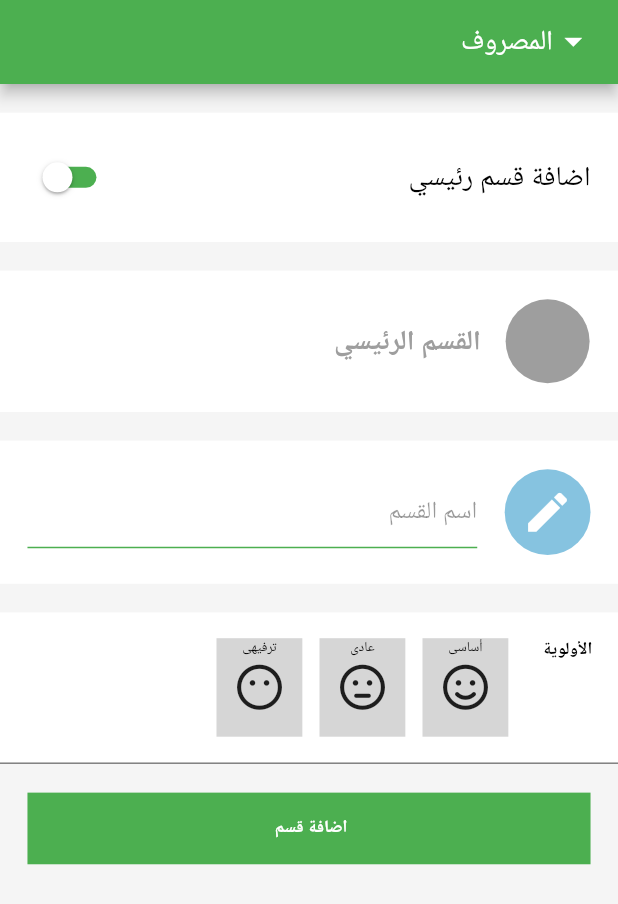
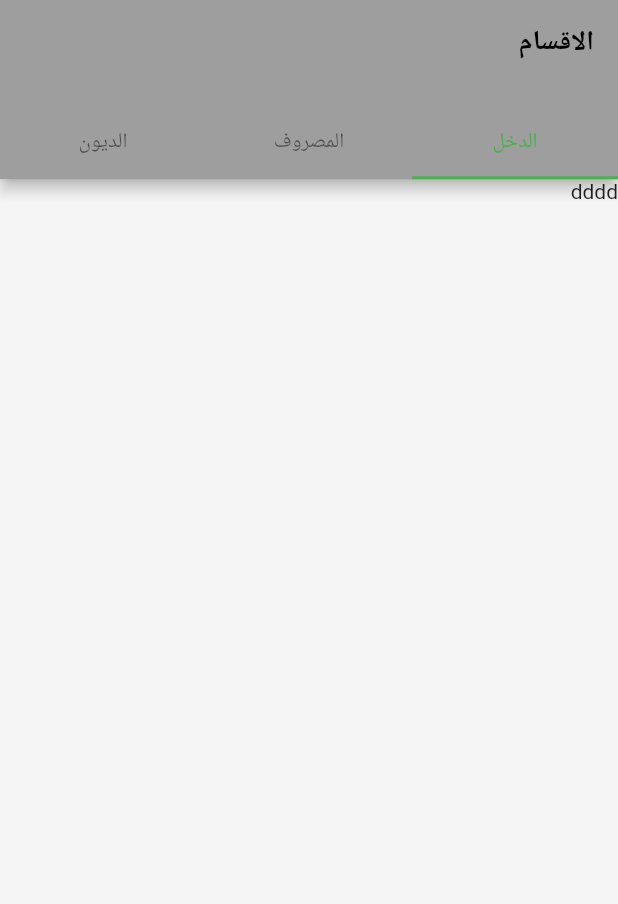
Before and after one commit to Basel85/masaref, a Flutter app: the screen it shows after launch, on a phone screen of 412 x 824 dp. Shown: the top 904 px of the screen. Run offline on Flutter 3.47's test engine with Material 2 defaults, Android fonts, the phone set to English and light mode, and no system bars; our stand-ins replace flutter_bloc, flutter_screenutil, font_awesome_flutter, google_fonts, shared_preferences; Roboto replaces fonts that are missing (Cairo).

Commit message:
categories screen done

```diff
--- a/lib/core/widgets/custom_app_bar.dart
+++ b/lib/core/widgets/custom_app_bar.dart
@@ -6,23 +6,30 @@ class CustomAppBar extends StatelessWidget implements PreferredSizeWidget {
   final List<Widget>? actions;
   final Color backgroundColor;
   final Widget? leading;
+  final PreferredSizeWidget? bottom;
+  final double sizeFromHeight;
   const CustomAppBar(
       {super.key,
       required this.title,
       this.actions,
       this.backgroundColor = AppColors.primaryColor,
-      this.leading});
+      this.leading,
+      this.bottom,
+      this.sizeFromHeight = kToolbarHeight});
 
   @override
   Widget build(BuildContext context) {
     return AppBar(
+
+      surfaceTintColor: backgroundColor,
       leading: leading,
       backgroundColor: backgroundColor,
       title: title,
       actions: actions,
+      bottom: bottom,
     );
   }
 
   @override
-  Size get preferredSize => const Size.fromHeight(kToolbarHeight);
+  Size get preferredSize => Size.fromHeight(sizeFromHeight);
 }
--- a/lib/features/add_new_category/presentation/add_new_category_screen.dart
+++ b/lib/features/add_new_category/presentation/add_new_category_screen.dart
@@ -1,13 +1,13 @@
 import 'package:flutter/material.dart';
 import 'package:flutter_bloc/flutter_bloc.dart';
 import 'package:flutter_screenutil/flutter_screenutil.dart';
-import 'package:masaref/core/utils/app_colors.dart';
 import 'package:masaref/core/utils/enums.dart';
 import 'package:masaref/core/widgets/custom_app_bar.dart';
 import 'package:masaref/core/widgets/custom_button.dart';
 import 'package:masaref/features/add_new_category/cubits/get_main_type_of_transaction/get_main_type_of_transaction_cubit.dart';
 import 'package:masaref/features/add_new_category/cubits/get_main_type_of_transaction/get_main_type_of_transaction_states.dart';
 import 'package:masaref/features/add_new_category/presentation/widgets/add_new_category_switch.dart';
+import 'package:masaref/features/add_new_category/presentation/widgets/app_bar_drop_down_button.dart';
 import 'package:masaref/features/add_new_category/presentation/widgets/main_category.dart';
 import 'package:masaref/features/add_new_category/presentation/widgets/name_of_category_or_subcategory.dart';
 import 'package:masaref/features/mo3amala/presentation/view/widgets/importance_section.dart';
@@ -20,87 +20,7 @@ class AddNewCategoryScreen extends StatelessWidget {
     return Directionality(
       textDirection: TextDirection.rtl,
       child: Scaffold(
-        appBar: CustomAppBar(
-          title: GestureDetector(
-            onTap: () {
-              showModalBottomSheet(
-                  context: context,
-                  builder: (_) {
-                    return Directionality(
-                      textDirection: TextDirection.rtl,
-                      child: Column(
-                        mainAxisSize: MainAxisSize.min,
-                        crossAxisAlignment: CrossAxisAlignment.start,
-                        children: [
-                          ...List.generate(
-                            GetMainTypeOfTransactionCubit.get(context)
-                                .types
-                                .length,
-                            (index) => GestureDetector(
-                              onTap: () {
-                                GetMainTypeOfTransactionCubit.get(context)
-                                    .getTheMainTypeOfTransaction(
-                                        GetMainTypeOfTransactionCubit.get(
-                                                context)
-                                            .types
-                                            .keys
-                                            .toList()[index]);
-                                Navigator.pop(context);
-                              },
-                              child: Container(
-                                width: double.infinity,
-                                padding: EdgeInsets.symmetric(
-                                    horizontal: 16.w, vertical: 16.h),
-                                decoration: BoxDecoration(
-                                  color: AppColors.colorWhite,
-                                  border: Border(
-                                    bottom: BorderSide(
-                                      color: Colors.grey[300]!,
-                                      width: 1,
-                                    ),
-                                  ),
-                                ),
-                                child: Text(
-                                  GetMainTypeOfTransactionCubit.get(context)
-                                      .types
-                                      .values
-                                      .toList()[index],
-                                  style: const TextStyle(
-                                      fontWeight: FontWeight.bold),
-                                ),
-                              ),
-                            ),
-                          )
-                        ],
-                      ),
-                    );
-                  });
-            },
-            child: Row(
-              children: [
-                Icon(
-                  Icons.arrow_drop_down,
-                  color: Colors.white,
-                  size: 24.r,
-                ),
-                BlocBuilder<GetMainTypeOfTransactionCubit,
-                    GetMainTypeOfTransactionStates>(
-                  builder: (_, state) => Text(
-                    state is GetMainTypeOfTransactionGetState
-                        ? GetMainTypeOfTransactionCubit.get(context)
-                            .types[state.key]!
-                        : "المصروف",
-                    style: TextStyle(
-                      color: Colors.white,
-                      fontSize: 16.sp,
-                      fontWeight: FontWeight.w500,
-                    ),
-                  ),
-                ),
-              ],
-            ),
-          ),
-        ),
+        appBar: const CustomAppBar(title: AppBarDropDownButton()),
         body: BlocBuilder<GetMainTypeOfTransactionCubit,
             GetMainTypeOfTransactionStates>(
           builder: (_, state) => ListView(
--- /dev/null
+++ b/lib/features/categories/presentation/categories_screen.dart
@@ -0,0 +1,45 @@
+import 'package:flutter/material.dart';
+import 'package:flutter_screenutil/flutter_screenutil.dart';
+import 'package:masaref/core/utils/app_colors.dart';
+import 'package:masaref/core/widgets/custom_app_bar.dart';
+import 'package:masaref/features/categories/presentation/widgets/custom_tab_bar.dart';
+
+class CategoriesScreen extends StatefulWidget {
+  const CategoriesScreen({super.key});
+
+  @override
+  State<CategoriesScreen> createState() => _CategoriesScreenState();
+}
+
+class _CategoriesScreenState extends State<CategoriesScreen> {
+  @override
+  Widget build(BuildContext context) {
+    return Directionality(
+      textDirection: TextDirection.rtl,
+      child: Scaffold(
+        appBar: CustomAppBar(
+            sizeFromHeight: 100.h,
+            backgroundColor: AppColors.colorGrey,
+            title: Text(
+              'الاقسام',
+              style: TextStyle(
+                  color: AppColors.colorBlack,
+                  fontWeight: FontWeight.bold,
+                  fontSize: 16.sp),
+            ),
+            bottom: const PreferredSize(
+                preferredSize: Size.fromHeight(0), child: CustomTabBar())),
+        body: const DefaultTabController(
+          length: 3,
+          child: TabBarView(
+            children: [
+              Text("dddd"),
+              Text("dddd"),
+              Text("dddd"),
+            ],
+          ),
+        ),
+      ),
+    );
+  }
+}
--- /dev/null
+++ b/lib/features/categories/presentation/widgets/custom_tab_bar.dart
@@ -0,0 +1,29 @@
+import 'package:flutter/material.dart';
+import 'package:masaref/core/utils/app_colors.dart';
+
+class CustomTabBar extends StatelessWidget {
+  const CustomTabBar({super.key});
+
+  @override
+  Widget build(BuildContext context) {
+    return DefaultTabController(
+      length: 3,
+      child: TabBar(
+        labelColor: AppColors.primaryColor,
+        unselectedLabelColor: AppColors.colorBlack.withOpacity(0.5),
+        indicatorColor: AppColors.primaryColor,
+        tabs: const [
+          Tab(
+            text: 'الدخل',
+          ),
+          Tab(
+            text: 'المصروف',
+          ),
+          Tab(
+            text: 'الديون',
+          ),
+        ],
+      ),
+    );
+  }
+}
--- a/lib/main.dart
+++ b/lib/main.dart
@@ -9,6 +9,7 @@ import 'package:masaref/features/add_new_category/cubits/get_main_type_of_transa
 import 'package:masaref/features/add_new_category/presentation/add_new_category_screen.dart';
 import 'package:masaref/features/add_new_wallet/cubits/check_box/check_box_cubit.dart';
 import 'package:masaref/features/add_new_wallet/presentation/add_new_wallet.dart';
+import 'package:masaref/features/categories/presentation/categories_screen.dart';
 import 'package:masaref/features/exchange_between_two_wallets/presentation/exchange_between_two_wallets_screen.dart';
 import 'package:masaref/features/main/cubits/bottom_navigation_bar/bottom_navigation_bar_cubit.dart';
 import 'package:masaref/features/main/presentation/main_screen.dart';
@@ -51,9 +52,7 @@ class MyApp extends StatelessWidget {
             ),
             scaffoldBackgroundColor: const Color.fromARGB(255, 245, 245, 245),
           ),
-          home: MultiBlocProvider(providers: [
-            BlocProvider<GetMainTypeOfTransactionCubit>(create: (context) => GetMainTypeOfTransactionCubit()),
-          ],child: const AddNewCategoryScreen()),
+          home: const CategoriesScreen(),
         ),
       ),
     );
```
Also changed, not shown: lib/features/add_new_category/presentation/widgets/app_bar_drop_down_button.dart (added, +88 -0 lines).
